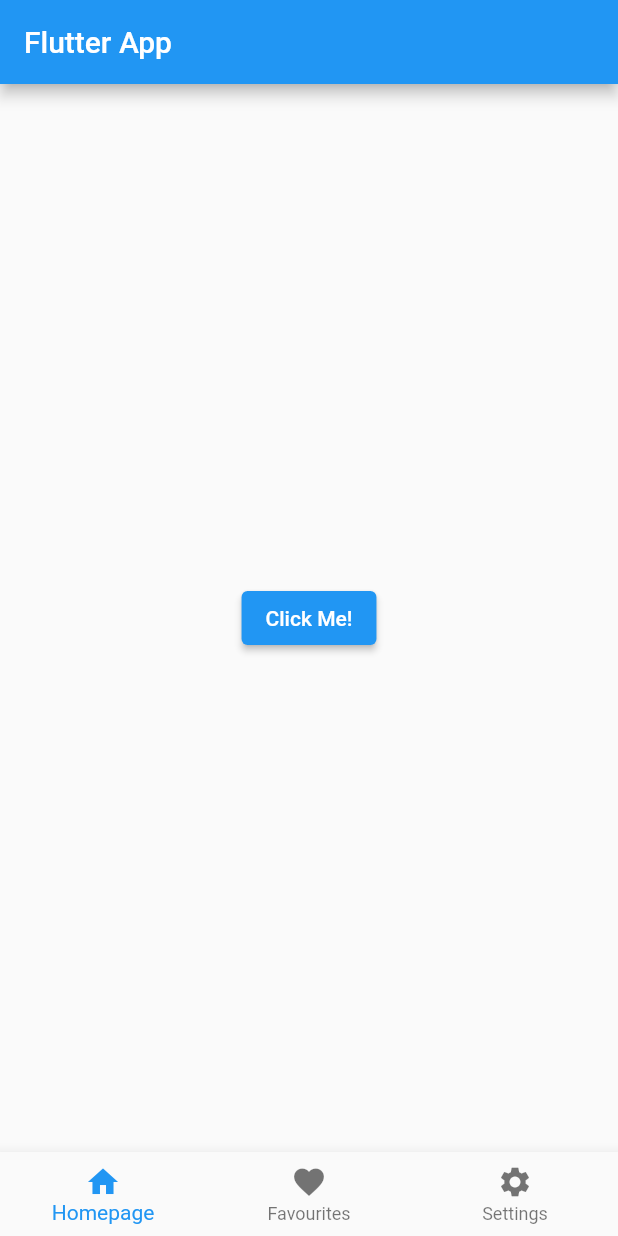
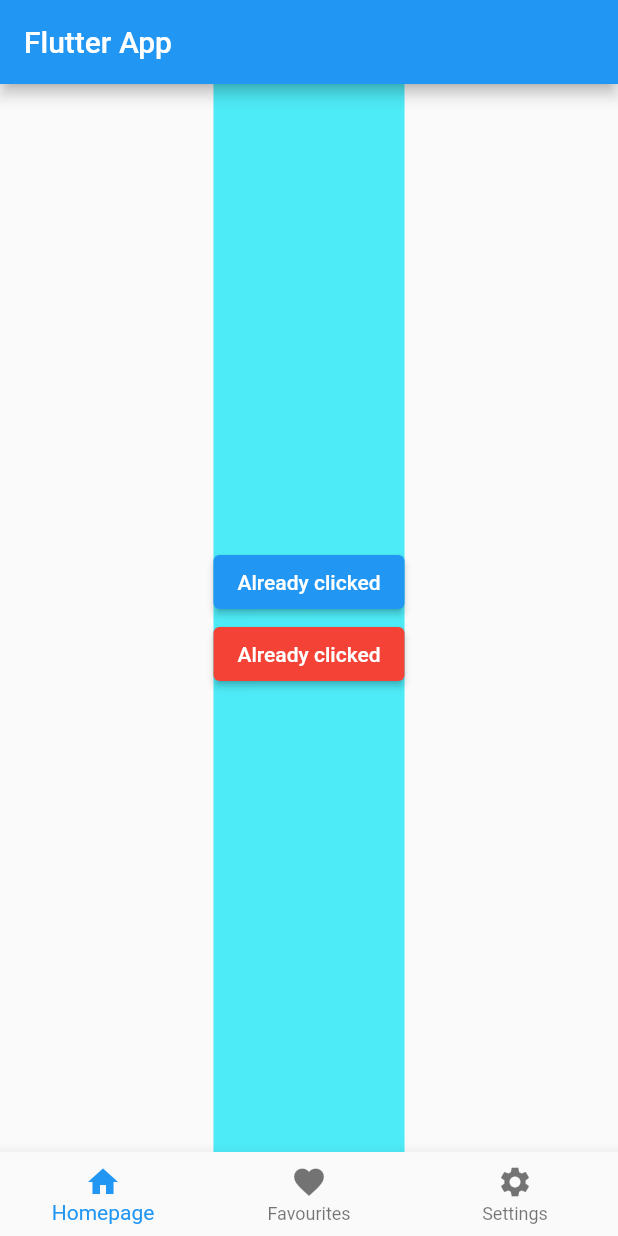
Before and after one commit to talented-vicky/android_app, a Flutter app: the screen it shows after launch, after a tap on "Click Me!", on a phone screen of 412 x 824 dp. Run offline on Flutter 3.47's test engine with Material 2 defaults, Android fonts, the phone set to English and light mode, and no system bars.

Commit message:
added buttons on homepage and image using asset in pubspec for settings and favourite pages

```diff
--- a/lib/main.dart
+++ b/lib/main.dart
@@ -4,8 +4,16 @@ void main() {
   runApp(const MyApp());
 }
 
-class MyApp extends StatelessWidget {
+class MyApp extends StatefulWidget {
   const MyApp({super.key});
+
+  @override
+  State<MyApp> createState() => _MyAppState();
+}
+
+class _MyAppState extends State<MyApp> {
+  String btn = 'Click Me!';
+  int ind = 0;
 
   @override
   Widget build(BuildContext context) {
@@ -17,14 +25,53 @@ class MyApp extends StatelessWidget {
           ),
 
           body: Center(
-              child: ElevatedButton(onPressed: () => {}, child: const Text('Click Me!'))
+            child: ind == 0 ? Container(
+              // width: 400,
+              // width: double.infinity, // takes max width/height space
+              height: double.infinity,
+              color: const Color.fromARGB(255, 77, 235, 247),
+              child: Column(
+                mainAxisAlignment: MainAxisAlignment.center,
+                crossAxisAlignment: CrossAxisAlignment.center,
+                children: [
+                  ElevatedButton(
+                    onPressed: () => {
+                      setState(() {
+                        btn = 'Already clicked';
+                      })
+                    },
+                    child: Text(btn)
+                  ),
+                  ElevatedButton(
+                    style: ElevatedButton.styleFrom(
+                      backgroundColor: Colors.red,
+                      foregroundColor: Colors.white
+                    ),
+                    onPressed: () => {
+                      setState(() {
+                        btn = 'Second btn';
+                      })
+                    },
+                    child: Text(btn)
+                  )
+                ]
+              ),
+            ) : Image.asset("images/soul-kiss.jpg")
           ),
 
-          bottomNavigationBar: BottomNavigationBar(items: const [
-            BottomNavigationBarItem(label: "Homepage", icon: Icon(Icons.home)),
-            BottomNavigationBarItem(label: 'Favourites', icon: Icon(Icons.favorite)),
-            BottomNavigationBarItem(label: "Settings", icon: Icon(Icons.settings))
-          ]),
+          bottomNavigationBar: BottomNavigationBar(
+            items: const [
+              BottomNavigationBarItem(label: "Homepage", icon: Icon(Icons.home)),
+              BottomNavigationBarItem(label: 'Favourites', icon: Icon(Icons.favorite)),
+              BottomNavigationBarItem(label: "Settings", icon: Icon(Icons.settings))
+            ],
+            currentIndex: ind,
+            onTap: (int index) {
+              setState(() {
+                ind = index;
+              });
+            }
+          ),
         ) //the scaffold is the app skeleton (the whitebackground I saw)
         );
   }
--- a/pubspec.yaml
+++ b/pubspec.yaml
@@ -63,6 +63,9 @@ flutter:
   #   - images/a_dot_burr.jpeg
   #   - images/a_dot_ham.jpeg
 
+  assets:
+    - images/soul-kiss.jpg
+
   # An image asset can refer to one or more resolution-specific "variants", see
   # https://flutter.dev/assets-and-images/#resolution-aware
 
```
Also changed, not shown: images/soul-kiss.jpg (added).
